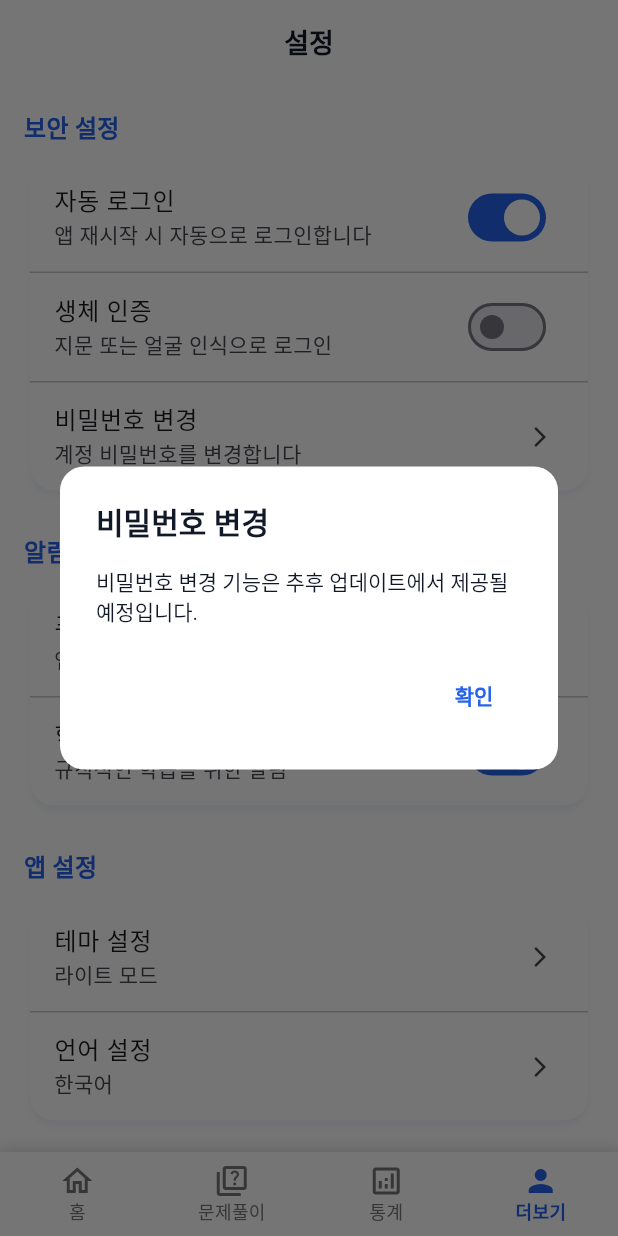
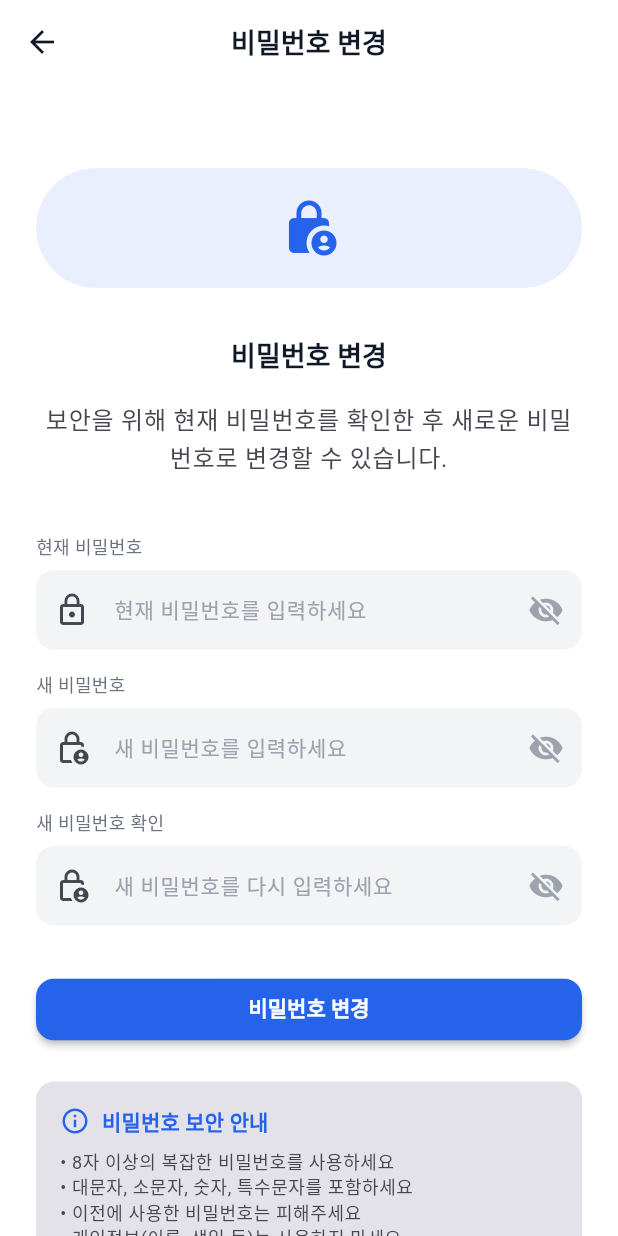
Before and after one commit to comsa33/toeic4all, a Flutter app: the SettingsScreen screen opened by its route, after a tap on "비밀번호 변경", on a phone screen of 412 x 824 dp. Run offline on Flutter 3.47's test engine with Material 3 defaults, Android fonts, the light colour scheme and no system bars; our stand-ins replace dartz, dio, fl_chart, flutter_animate, flutter_riverpod, flutter_secure_storage and 5 more; missing offline and left inert: kakao_flutter_sdk, kakao_flutter_sdk_user; accounts and stored records are empty; generated files the repository leaves out were written again; Roboto replaces fonts that are missing (Pretendard).

Commit message:
feat: 비밀번호 변경 기능 추가 및 관련 UI 구현 feat: 로그인 제공자 열거형 추가 및 사용자 모델 업데이트 feat: 비밀번호 변경 로직 및 상태 관리 추가 fix: 소셜 로그인 계정의 비밀번호 변경 불가 안내 메시지 추가 refactor: 통계 관련 테스트 파일 삭제

```diff
--- a/lib/core/routing/app_router.dart
+++ b/lib/core/routing/app_router.dart
@@ -6,6 +6,7 @@ import '../../features/auth/presentation/pages/splash_screen.dart';
 import '../../features/auth/presentation/pages/login_screen.dart';
 import '../../features/auth/presentation/pages/signup_screen.dart';
 import '../../features/auth/presentation/pages/forgot_password_screen.dart';
+import '../../features/auth/presentation/pages/change_password_screen.dart';
 import '../../features/auth/presentation/pages/settings_screen.dart';
 import '../../features/auth/presentation/controllers/auth_controller.dart';
 import '../../features/auth/presentation/providers/auth_providers.dart';
@@ -116,6 +117,11 @@ final routerProvider = Provider<GoRouter>((ref) {
       GoRoute(
         path: '/forgot-password',
         builder: (context, state) => const ForgotPasswordScreen(),
+      ),
+      // 비밀번호 변경 경로
+      GoRoute(
+        path: '/change-password',
+        builder: (context, state) => const ChangePasswordScreen(),
       ),
 
       // 메인 앱 레이아웃을 위한 ShellRoute
--- a/lib/features/auth/data/models/user_model.dart
+++ b/lib/features/auth/data/models/user_model.dart
@@ -14,6 +14,7 @@ class UserModel with _$UserModel {
     required UserProfileModel profile,
     required UserStatsModel stats,
     required UserSubscriptionModel subscription,
+    @Default(LoginProvider.username) LoginProvider loginProvider,
     DateTime? createdAt,
     DateTime? updatedAt,
   }) = _UserModel;
@@ -82,6 +83,7 @@ extension UserModelX on UserModel {
       profile: profile.toEntity(),
       stats: stats.toEntity(),
       subscription: subscription.toEntity(),
+      loginProvider: loginProvider,
       createdAt: createdAt,
       updatedAt: updatedAt,
     );
@@ -142,6 +144,7 @@ extension UserX on User {
       profile: profile.toModel(),
       stats: stats.toModel(),
       subscription: subscription.toModel(),
+      loginProvider: loginProvider,
       createdAt: createdAt,
       updatedAt: updatedAt,
     );
--- /dev/null
+++ b/lib/features/auth/presentation/pages/change_password_screen.dart
@@ -0,0 +1,257 @@
+import 'package:flutter/material.dart';
+import 'package:flutter_riverpod/flutter_riverpod.dart';
+import 'package:go_router/go_router.dart';
+import '../../../../core/constants/app_colors.dart';
+import '../../../../core/utils/validators.dart';
+import '../../../../shared/widgets/app_button.dart';
+import '../../../../shared/widgets/app_text_field.dart';
+import '../providers/auth_providers.dart';
+
+class ChangePasswordScreen extends ConsumerStatefulWidget {
+  const ChangePasswordScreen({super.key});
+
+  @override
+  ConsumerState<ChangePasswordScreen> createState() =>
+      _ChangePasswordScreenState();
+}
+
+class _ChangePasswordScreenState extends ConsumerState<ChangePasswordScreen> {
+  final _formKey = GlobalKey<FormState>();
+  final _currentPasswordController = TextEditingController();
+  final _newPasswordController = TextEditingController();
+  final _confirmPasswordController = TextEditingController();
+
+  @override
+  void dispose() {
+    _currentPasswordController.dispose();
+    _newPasswordController.dispose();
+    _confirmPasswordController.dispose();
+    super.dispose();
+  }
+
+  Future<void> _handleChangePassword() async {
+    if (_formKey.currentState?.validate() ?? false) {
+      final currentPassword = _currentPasswordController.text.trim();
+      final newPassword = _newPasswordController.text.trim();
+      final confirmPassword = _confirmPasswordController.text.trim();
+
+      await ref.read(authControllerProvider.notifier).changePassword(
+        currentPassword: currentPassword,
+        newPassword: newPassword,
+        confirmPassword: confirmPassword,
+      );
+
+      // AuthController에서 에러가 없다면 성공
+      final authState = ref.read(authControllerProvider);
+      if (mounted && authState.errorMessage == null && !authState.isLoading) {
+        ScaffoldMessenger.of(context).showSnackBar(
+          const SnackBar(
+            content: Text('비밀번호가 성공적으로 변경되었습니다.'),
+            backgroundColor: Colors.green,
+            duration: Duration(seconds: 3),
+          ),
+        );
+
+        // 설정 화면으로 돌아가기
+        context.pop();
+      }
+    }
+  }
+
+  String? _validateConfirmPassword(String? value) {
+    if (value == null || value.isEmpty) {
+      return '새 비밀번호 확인을 입력해주세요';
+    }
+    if (value != _newPasswordController.text) {
+      return '비밀번호가 일치하지 않습니다';
+    }
+    return null;
+  }
+
+  @override
+  Widget build(BuildContext context) {
+    final authState = ref.watch(authControllerProvider);
+
+    // 에러 메시지 표시
+    ref.listen(authControllerProvider, (previous, next) {
+      if (next.errorMessage != null &&
+          next.errorMessage != previous?.errorMessage) {
+        WidgetsBinding.instance.addPostFrameCallback((_) {
+          if (mounted) {
+            ScaffoldMessenger.of(context).showSnackBar(
+              SnackBar(
+                content: Row(
+                  children: [
+                    const Icon(Icons.error, color: Colors.white),
+                    const SizedBox(width: 8),
+                    Expanded(child: Text(next.errorMessage!)),
+                  ],
+                ),
+                backgroundColor: Theme.of(context).colorScheme.error,
+                behavior: SnackBarBehavior.floating,
+              ),
+            );
+          }
+        });
+      }
+    });
+
+    return Scaffold(
+      appBar: AppBar(
+        title: const Text('비밀번호 변경'),
+        centerTitle: true,
+        leading: IconButton(
+          icon: const Icon(Icons.arrow_back),
+          onPressed: () => context.pop(),
+        ),
+      ),
+      body: SafeArea(
+        child: SingleChildScrollView(
+          padding: const EdgeInsets.all(24),
+          child: Form(
+            key: _formKey,
+            child: Column(
+              crossAxisAlignment: CrossAxisAlignment.stretch,
+              children: [
+                const SizedBox(height: 32),
+
+                // 아이콘
+                Container(
+                  width: 80,
+                  height: 80,
+                  decoration: BoxDecoration(
+                    color: AppColors.primary.withValues(alpha: 0.1),
+                    borderRadius: BorderRadius.circular(40),
+                  ),
+                  child: Icon(
+                    Icons.lock_person,
+                    size: 40,
+                    color: AppColors.primary,
+                  ),
+                ),
+
+                const SizedBox(height: 32),
+
+                // 제목
+                Text(
+                  '비밀번호 변경',
+                  style: Theme.of(context).textTheme.headlineSmall?.copyWith(
+                    fontWeight: FontWeight.bold,
+                  ),
+                  textAlign: TextAlign.center,
+                ),
+
+                const SizedBox(height: 16),
+
+                // 설명
+                Text(
+                  '보안을 위해 현재 비밀번호를 확인한 후 새로운 비밀번호로 변경할 수 있습니다.',
+                  style: Theme.of(context).textTheme.bodyLarge?.copyWith(
+                    color: Theme.of(context).colorScheme.onSurfaceVariant,
+                  ),
+                  textAlign: TextAlign.center,
+                ),
+
+                const SizedBox(height: 40),
+
+                // 현재 비밀번호 입력 필드
+                AppTextField.password(
+                  controller: _currentPasswordController,
+                  label: '현재 비밀번호',
+                  hint: '현재 비밀번호를 입력하세요',
+                  prefixIcon: const Icon(Icons.lock_outline),
+                  validator: (value) {
+                    if (value == null || value.isEmpty) {
+                      return '현재 비밀번호를 입력해주세요';
+                    }
+                    return null;
+                  },
+                  textInputAction: TextInputAction.next,
+                ),
+
+                const SizedBox(height: 16),
+
+                // 새 비밀번호 입력 필드
+                AppTextField.password(
+                  controller: _newPasswordController,
+                  label: '새 비밀번호',
+                  hint: '새 비밀번호를 입력하세요',
+                  prefixIcon: const Icon(Icons.lock_person_outlined),
+                  validator: Validators.password,
+                  textInputAction: TextInputAction.next,
+                ),
+
+                const SizedBox(height: 16),
+
+                // 새 비밀번호 확인 입력 필드
+                AppTextField.password(
+                  controller: _confirmPasswordController,
+                  label: '새 비밀번호 확인',
+                  hint: '새 비밀번호를 다시 입력하세요',
+                  prefixIcon: const Icon(Icons.lock_person_outlined),
+                  validator: _validateConfirmPassword,
+                  textInputAction: TextInputAction.done,
+                  onSubmitted: (_) => _handleChangePassword(),
+                ),
+
+                const SizedBox(height: 32),
+
+                // 비밀번호 변경 버튼
+                AppButton.primary(
+                  text: '비밀번호 변경',
+                  onPressed: authState.isLoading ? null : _handleChangePassword,
+                  isLoading: authState.isLoading,
+                ),
+
+                const SizedBox(height: 24),
+
+                // 도움말
+                Container(
+                  padding: const EdgeInsets.all(16),
+                  decoration: BoxDecoration(
+                    color: Theme.of(context).colorScheme.surfaceContainerHighest,
+                    borderRadius: BorderRadius.circular(12),
+                  ),
+                  child: Column(
+                    crossAxisAlignment: CrossAxisAlignment.start,
+                    children: [
+                      Row(
+                        children: [
+                          Icon(
+                            Icons.info_outline,
+                            size: 20,
+                            color: Theme.of(context).colorScheme.primary,
+                          ),
+                          const SizedBox(width: 8),
+                          Text(
+                            '비밀번호 보안 안내',
+                            style: Theme.of(context).textTheme.titleSmall?.copyWith(
+                              fontWeight: FontWeight.w600,
+                              color: Theme.of(context).colorScheme.primary,
+                            ),
+                          ),
+                        ],
+                      ),
+                      const SizedBox(height: 8),
+                      Text(
+                        '• 8자 이상의 복잡한 비밀번호를 사용하세요\n'
+                        '• 대문자, 소문자, 숫자, 특수문자를 포함하세요\n'
+                        '• 이전에 사용한 비밀번호는 피해주세요\n'
+                        '• 개인정보(이름, 생일 등)는 사용하지 마세요',
+                        style: Theme.of(context).textTheme.bodySmall?.copyWith(
+                          color: Theme.of(context).colorScheme.onSurfaceVariant,
+                        ),
+                      ),
+                    ],
+                  ),
+                ),
+
+                const SizedBox(height: 32),
+              ],
+            ),
+          ),
+        ),
+      ),
+    );
+  }
+}
--- a/lib/features/auth/presentation/pages/settings_screen.dart
+++ b/lib/features/auth/presentation/pages/settings_screen.dart
@@ -174,9 +174,18 @@ class SettingsScreen extends ConsumerWidget {
                 const Divider(height: 1),
                 ListTile(
                   title: const Text('비밀번호 변경'),
-                  subtitle: const Text('계정 비밀번호를 변경합니다'),
-                  trailing: const Icon(Icons.arrow_forward_ios, size: 16),
-                  onTap: () => _showChangePasswordDialog(context, ref),
+                  subtitle: Text(
+                    authState.user?.isSocialLogin == true
+                        ? '소셜 로그인 계정은 비밀번호 변경이 불가능합니다'
+                        : '계정 비밀번호를 변경합니다',
+                  ),
+                  trailing: authState.user?.isSocialLogin == true
+                      ? const Icon(Icons.info_outline, color: Colors.grey)
+                      : const Icon(Icons.arrow_forward_ios, size: 16),
+                  enabled: authState.user?.isSocialLogin != true,
+                  onTap: authState.user?.isSocialLogin == true
+                      ? () => _showSocialLoginPasswordDialog(context)
+                      : () => _showChangePasswordDialog(context, ref),
                 ),
               ],
             ),
@@ -321,12 +330,32 @@ class SettingsScreen extends ConsumerWidget {
     );
   }
 
-  void _showChangePasswordDialog(BuildContext context, WidgetRef ref) {
+  void _showSocialLoginPasswordDialog(BuildContext context) {
     showDialog(
       context: context,
       builder: (context) => AlertDialog(
-        title: const Text('비밀번호 변경'),
-        content: const Text('비밀번호 변경 기능은 추후 업데이트에서 제공될 예정입니다.'),
+        title: const Text('비밀번호 변경 불가'),
+        content: const Column(
+          mainAxisSize: MainAxisSize.min,
+          crossAxisAlignment: CrossAxisAlignment.start,
+          children: [
+            Icon(
+              Icons.info_outline,
+              color: Colors.blue,
+              size: 32,
+            ),
+            SizedBox(height: 16),
+            Text(
+              '소셜 로그인으로 가입하신 계정은 비밀번호 변경이 불가능합니다.',
+              style: TextStyle(fontSize: 16),
+            ),
+            SizedBox(height: 8),
+            Text(
+              '로그인 시 사용하신 소셜 계정(Google, Kakao, Naver)에서 비밀번호를 변경해주세요.',
+              style: TextStyle(fontSize: 14, color: Colors.grey),
+            ),
+          ],
+        ),
         actions: [
           TextButton(
             onPressed: () => Navigator.pop(context),
@@ -335,6 +364,11 @@ class SettingsScreen extends ConsumerWidget {
         ],
       ),
     );
+  }
+
+  void _showChangePasswordDialog(BuildContext context, WidgetRef ref) {
+    // 비밀번호 변경 화면으로 이동
+    context.push('/change-password');
   }
 
   void _showThemeDialog(BuildContext context, WidgetRef ref) {
```
Also changed, not shown: lib/features/auth/data/models/auth_response_model.dart (+37 -1 lines), lib/features/auth/domain/entities/user.dart (+18 -0 lines), lib/features/auth/presentation/controllers/auth_controller.dart (+48 -3 lines), lib/features/auth/data/models/auth_response_model.freezed.dart, lib/features/auth/data/models/auth_response_model.g.dart, lib/features/auth/data/models/user_model.freezed.dart, lib/features/auth/data/models/user_model.g.dart, 3 other files.
